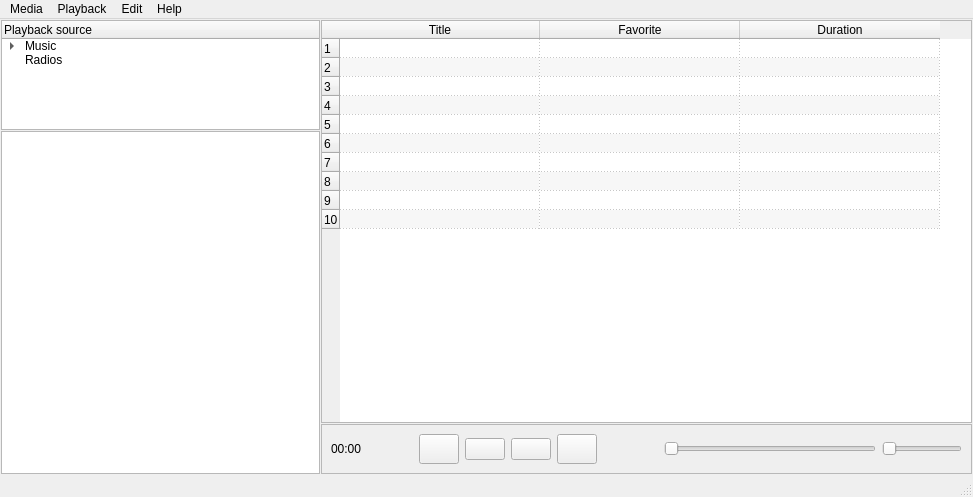
Above: uic/MainForm.ui from m1lhaus/woofer before the change. Below: the same form after it.
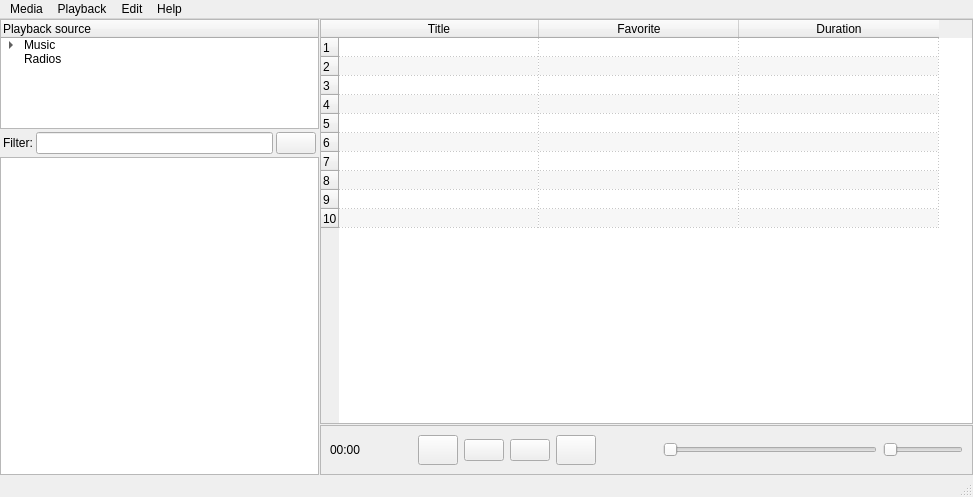
That is the form after the change. Icons and pictures are not drawn.

Commit message: dev - app icon added, filter bar added

```diff
--- a/uic/MainForm.ui
+++ b/uic/MainForm.ui
@@ -15,8 +15,14 @@
   </property>
   <widget class="QWidget" name="centralwidget">
    <layout class="QGridLayout" name="gridLayout">
+    <property name="horizontalSpacing">
+     <number>0</number>
+    </property>
+    <property name="verticalSpacing">
+     <number>6</number>
+    </property>
     <property name="margin">
-     <number>1</number>
+     <number>0</number>
     </property>
     <item row="0" column="0">
      <widget class="QSplitter" name="splitter">
@@ -26,10 +32,10 @@
       <property name="handleWidth">
        <number>1</number>
       </property>
-      <widget class="QWidget" name="layoutWidget">
-       <layout class="QVBoxLayout" name="verticalLayout_2">
+      <widget class="QWidget" name="">
+       <layout class="QVBoxLayout" name="mainLeftVLayout">
         <property name="spacing">
-         <number>1</number>
+         <number>0</number>
         </property>
         <item>
          <widget class="QTreeWidget" name="sourceBrowser">
@@ -91,6 +97,47 @@
           </item>
          </widget>
         </item>
+        <item>
+         <layout class="QHBoxLayout" name="filterHLayout">
+          <property name="spacing">
+           <number>3</number>
+          </property>
+          <property name="margin">
+           <number>3</number>
+          </property>
+          <item>
+           <widget class="QLabel" name="filterLbl">
+            <property name="text">
+             <string>Filter:</string>
+            </property>
+           </widget>
+          </item>
+          <item>
+           <widget class="QLineEdit" name="filterEdit">
+            <property name="sizePolicy">
+             <sizepolicy hsizetype="Expanding" vsizetype="Fixed">
+              <horstretch>0</horstretch>
+              <verstretch>0</verstretch>
+             </sizepolicy>
+            </property>
+           </widget>
+          </item>
+          <item>
+           <widget class="QPushButton" name="libraryBtn">
+            <property name="text">
+             <string/>
+            </property>
+            <property name="icon">
+             <iconset resource="../icons.qrc">
+              <normaloff>:/new/icons/icons/settings.png</normaloff>:/new/icons/icons/settings.png</iconset>
+            </property>
+            <property name="flat">
+             <bool>false</bool>
+            </property>
+           </widget>
+          </item>
+         </layout>
+        </item>
         <item>
          <widget class="QTreeView" name="fileBrowser">
           <property name="sizePolicy">
@@ -104,7 +151,7 @@
        </layout>
       </widget>
       <widget class="QWidget" name="layoutWidget">
-       <layout class="QVBoxLayout" name="verticalLayout_3">
+       <layout class="QVBoxLayout" name="mainRightVLayout">
         <property name="spacing">
          <number>1</number>
         </property>
```
Left out of the diff: 8 changed lines with no effect on the pictures. The commit also changes 5 other files.
